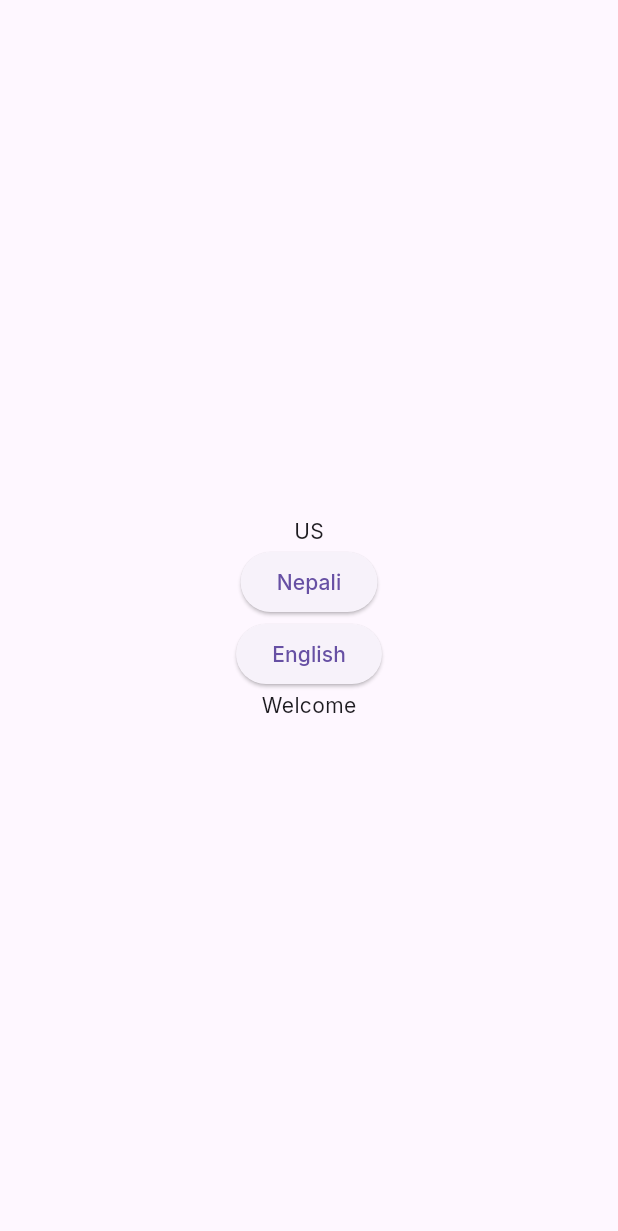
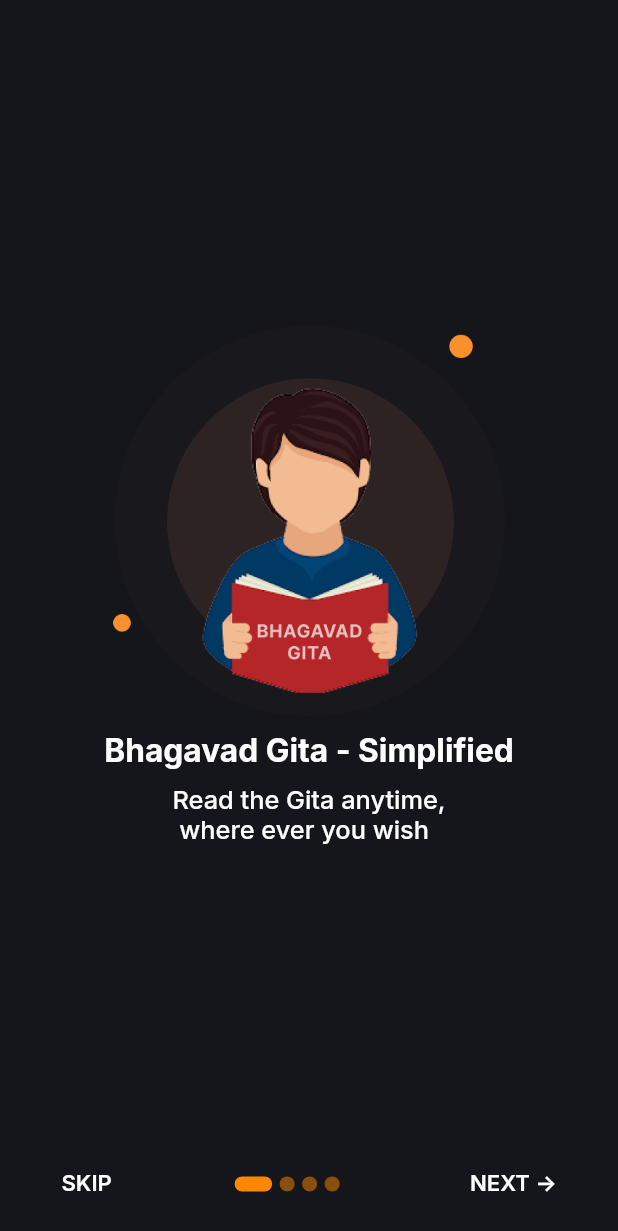
Before and after one commit to NabinGrz/Bhagavad-Gita, a Flutter app: the screen it shows after launch, on a phone screen of 412 x 824 dp. Shown: the top 1231 px of the screen. Run offline on Flutter 3.47's test engine with Material 3 defaults, Android fonts, the phone set to English and light mode, and no system bars; our stand-ins replace dio, flutter_dotenv, flutter_screenutil, get_it, google_fonts, hooks_riverpod and 1 more.

Commit message:
feat: completed onboarding screen

```diff
--- /dev/null
+++ b/lib/features/onboarding/domain/entities/onboarding_model.dart
@@ -0,0 +1,11 @@
+class OnBoardingModel {
+  final String image;
+  final String title;
+  final String subtitle;
+
+  OnBoardingModel({
+    required this.image,
+    required this.title,
+    required this.subtitle,
+  });
+}
--- a/lib/features/onboarding/presentation/providers/onboarding_providers.dart
+++ b/lib/features/onboarding/presentation/providers/onboarding_providers.dart
@@ -15,3 +15,6 @@
 //     return const Locale('en', 'US');
 //   }
 // });
+import 'package:hooks_riverpod/hooks_riverpod.dart';
+
+final pageIndexProvider = StateProvider<int>((ref) => 0);
--- a/lib/features/onboarding/presentation/screens/onboarding_screen.dart
+++ b/lib/features/onboarding/presentation/screens/onboarding_screen.dart
@@ -1,61 +1,172 @@
-import 'dart:convert';
-
-import 'package:bhagvadgita/core/extensions/string_extension.dart';
+import 'package:bhagvadgita/core/extensions/num_extension.dart';
+import 'package:bhagvadgita/core/shared/widgets/build_text.dart';
+import 'package:bhagvadgita/core/theme/app_colors.dart';
+import 'package:bhagvadgita/features/onboarding/domain/entities/onboarding_model.dart';
 import 'package:bhagvadgita/features/onboarding/presentation/providers/onboarding_providers.dart';
-import 'package:bhagvadgita/core/helper/shared_preference_helper.dart';
-import 'package:bhagvadgita/features/language_change/presentation/screens/language_change_dialog.dart';
 import 'package:flutter/material.dart';
+import 'package:flutter/services.dart';
+import 'package:flutter_screenutil/flutter_screenutil.dart';
 import 'package:hooks_riverpod/hooks_riverpod.dart';
-
-import '../../../../core/dependency_injection/injector.dart';
-import '../../../../core/route/route.dart';
-import '../../../language_change/presentation/providers/language_provider.dart';
 
 class OnBoardingScreen extends ConsumerWidget {
   const OnBoardingScreen({super.key});
 
   @override
   Widget build(BuildContext context, WidgetRef ref) {
-    final notifier = ref.read(languageProvider.notifier);
+    final notifier = ref.read(pageIndexProvider.notifier);
+    final controller = PageController();
+    final currentIndex = ref.watch(pageIndexProvider);
+    List<OnBoardingModel> onboardinglist = [
+      OnBoardingModel(
+          image: "assets/images/onboardingImg1.png",
+          title: "Bhagavad Gita - Simplified",
+          subtitle: "Read the Gita anytime,\n where ever you wish"),
+      OnBoardingModel(
+          image: "assets/images/onboardingImg2.png",
+          title: "Multi Language",
+          subtitle:
+              "It build in two languages Hindi,\n English with best and easy translation "),
+      OnBoardingModel(
+          image: "assets/images/onboardingImg3.png",
+          title: "Audio Book",
+          subtitle:
+              "You can listen the book in Hindi,\n English while doing your work"),
+      OnBoardingModel(
+          image: "assets/images/onboardingImg4.png",
+          title: "Let’s Start",
+          subtitle: "Start app and enjoy it"),
+    ];
+    const style = SystemUiOverlayStyle(
+      statusBarBrightness: Brightness.dark,
+      statusBarIconBrightness: Brightness.light,
+    );
+    SystemChrome.setSystemUIOverlayStyle(style);
+
     return Scaffold(
-      body: Center(
-        child: Column(
-          mainAxisAlignment: MainAxisAlignment.center,
+        backgroundColor: const Color(0xff15161B),
+        body: Column(
           children: [
-            Text("${ref.watch(languageProvider).countryCode}"),
-            ElevatedButton(
-                onPressed: () async {
-                  Map<String, String> localeMap = {
-                    'languageCode': 'ne',
-                    'countryCode': 'NP'
-                  };
-                  await getIt<SharedPreferencesHelper>()
-                      .setString("locale", json.encode(localeMap));
-                  notifier.update((state) => const Locale('ne', 'NP'));
+            Expanded(
+              child: PageView.builder(
+                controller: controller,
+                itemCount: onboardinglist.length,
+                onPageChanged: (value) {
+                  notifier.update((state) => value);
                 },
-                child: const Text("Nepali")),
-            ElevatedButton(
-                onPressed: () async {
-                  Map<String, String> localeMap = {
-                    'languageCode': 'en',
-                    'countryCode': 'US'
-                  };
-                  await getIt<SharedPreferencesHelper>()
-                      .setString("locale", json.encode(localeMap));
-                  notifier.update((state) => const Locale('en', 'US'));
+                itemBuilder: (context, i) {
+                  return OnBoardingItem(
+                    image: onboardinglist[i].image,
+                    title: onboardinglist[i].title,
+                    subtitle: onboardinglist[i].subtitle,
+                  );
                 },
-                child: const Text("English")),
-            InkWell(
-                onTap: () {
-                  showDialog(
-                      context: context,
-                      builder: (_) => const ChangeLanguageDialog());
-                  // AppRouter.pushNamed(
-                  //     context: context, routeName: AppRouter.homeScreen);
-                },
-                child: Text("welcome".localize(context))),
+              ),
+            ),
+            if (currentIndex == 3) ...{
+              ElevatedButton(
+                onPressed: () {},
+                style: ElevatedButton.styleFrom(
+                  backgroundColor: AppColor.primary,
+                ),
+                child: BuildText(
+                  text: "Get started",
+                  weight: FontWeight.w600,
+                  fontSize: 16.sp,
+                  color: Colors.white,
+                  letterSpacing: 1.5,
+                ),
+              )
+            },
+            if (currentIndex != 3) ...{
+              Row(
+                mainAxisAlignment: MainAxisAlignment.spaceAround,
+                children: [
+                  InkWell(
+                    onTap: () {
+                      controller.animateToPage(currentIndex - 1,
+                          duration: const Duration(milliseconds: 300),
+                          curve: Curves.easeInOut);
+                    },
+                    child: BuildText(
+                      text: "SKIP",
+                      color: Colors.white,
+                      fontSize: 14.sp,
+                      weight: FontWeight.w600,
+                    ),
+                  ),
+                  Row(
+                    mainAxisAlignment: MainAxisAlignment.center,
+                    children: List.generate(onboardinglist.length, (i) {
+                      return Container(
+                        height: 10,
+                        width: currentIndex == i ? 25 : 10,
+                        margin: const EdgeInsets.only(right: 5),
+                        decoration: BoxDecoration(
+                            color: currentIndex == i
+                                ? AppColor.primary
+                                : AppColor.primary.withOpacity(0.5),
+                            borderRadius: BorderRadius.circular(20)),
+                      );
+                    }),
+                  ),
+                  InkWell(
+                    onTap: () {
+                      controller.animateToPage(currentIndex + 1,
+                          duration: const Duration(milliseconds: 300),
+                          curve: Curves.easeInOut);
+                    },
+                    child: BuildText(
+                      text: "NEXT ->",
+                      color: Colors.white,
+                      fontSize: 14.sp,
+                      weight: FontWeight.w600,
+                    ),
+                  ),
+                ],
+              )
+            },
+            20.height
           ],
-        ),
+        ));
+  }
+}
+
+class OnBoardingItem extends StatelessWidget {
+  final String image;
+  final String title;
+  final String subtitle;
+  const OnBoardingItem({
+    super.key,
+    required this.image,
+    required this.title,
+    required this.subtitle,
+  });
+
+  @override
+  Widget build(BuildContext context) {
+    return Center(
+      child: Column(
+        mainAxisAlignment: MainAxisAlignment.center,
+        children: [
+          Image.asset(
+            image,
+            height: 247.w,
+            width: 247.w,
+          ),
+          8.height,
+          BuildText(
+            text: title,
+            fontSize: 20.sp,
+            color: Colors.white,
+            weight: FontWeight.bold,
+          ),
+          8.height,
+          BuildText(
+            text: subtitle,
+            fontSize: 16.sp,
+            color: Colors.white,
+          ),
+        ],
       ),
     );
   }
```
Also changed, not shown: assets/images/onboardingImg1.png, assets/images/onboardingImg2.png, assets/images/onboardingImg3.png, assets/images/onboardingImg4.png.
